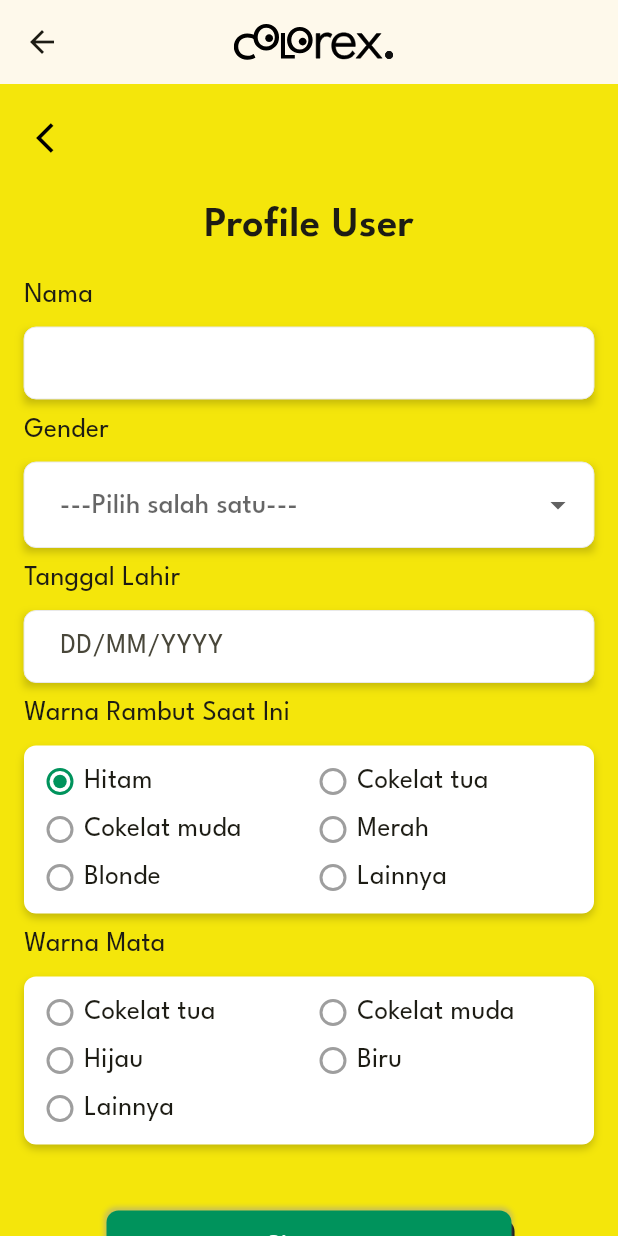
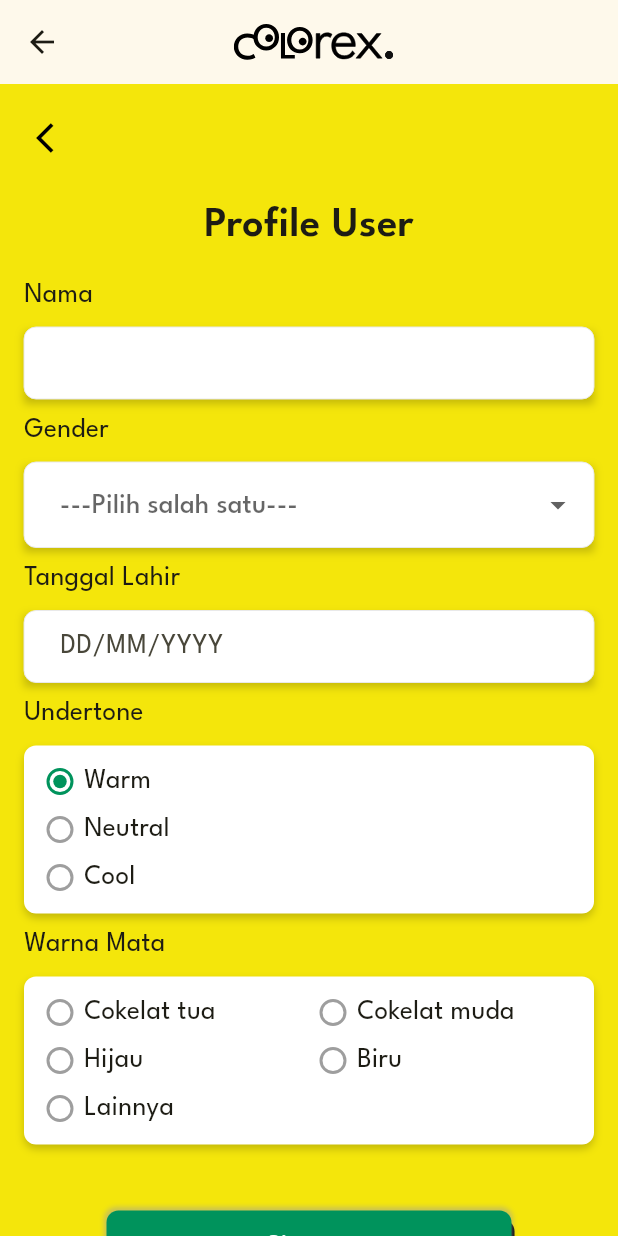
Before and after one commit to denishazzahra/Colorex-Team, a Flutter app: the EditProfile screen opened directly, on a phone screen of 412 x 824 dp. Run offline on Flutter 3.47's test engine with Material 3 defaults, Android fonts, the phone set to English and light mode, and no system bars; our stand-ins replace cloud_firestore, firebase_auth, firebase_core, firebase_storage, flutter_image_compress, flutter_svg and 4 more; missing offline and left inert: face_camera, tflite_v2; accounts and stored records are empty; project files that could hold a hidden picture were left out.

Commit message:
change field in edit profile

```diff
--- a/lib/editprofilepage/editprofile.dart
+++ b/lib/editprofilepage/editprofile.dart
@@ -16,14 +16,7 @@ class _EditProfileState extends State<EditProfile> {
   final String vectorColorex = "lib/homepage/asset/svg/Vector_Colorex.svg";
   final DateTime today = DateTime.now();
   final List<String> genders = ["Perempuan", "Laki-laki"];
-  final List<String> hairColors = [
-    "Hitam",
-    "Cokelat tua",
-    "Cokelat muda",
-    "Merah",
-    "Blonde",
-    "Lainnya"
-  ];
+  final List<String> skinUndertones = ["Warm", "Neutral", "Cool"];
   final List<String> eyeColors = [
     "Cokelat tua",
     "Cokelat muda",
@@ -31,13 +24,11 @@ class _EditProfileState extends State<EditProfile> {
     "Biru",
     "Lainnya"
   ];
-  String selectedHairColor = 'Hitam';
+  String selectedSkinUndertone = 'Warm';
   String selectedEyeColor = 'Cokelat Tua';
   TextEditingController nameController = TextEditingController();
   TextEditingController genderController = TextEditingController();
   TextEditingController birthdayController = TextEditingController();
-  TextEditingController heightController = TextEditingController();
-  late String selectedSkinUndertone;
   late DateTime selectedDate;
   @override
   Widget build(BuildContext context) {
@@ -103,9 +94,9 @@ class _EditProfileState extends State<EditProfile> {
                   label("Tanggal Lahir"),
                   textBox(birthdayController, 'DD/MM/YYYY', true, false,
                       () => _selectDate(context), 2, () {}), // Fixing onTap
-                  label("Warna Rambut Saat Ini"),
-                  buttonGroupContainer(
-                      hairColors, selectedHairColor, 'Hair', 3, () {}),
+                  label("Undertone"),
+                  buttonGroupContainer(skinUndertones, selectedSkinUndertone,
+                      'Undertone', 3, () {}),
                   label("Warna Mata"),
                   buttonGroupContainer(
                       eyeColors, selectedEyeColor, 'Eye', 4, () {}),
```
